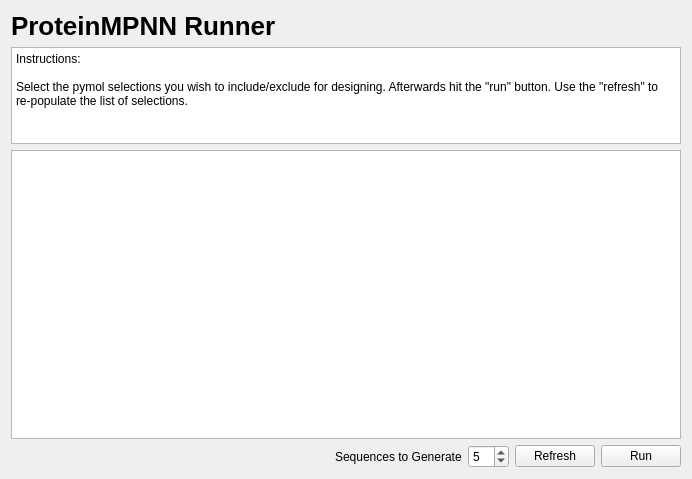
The window that cbr/mpnn/visual/MpnnRunner.ui (TUM-CBR/pymol-plugins) describes before a commit, drawn with Qt 5.
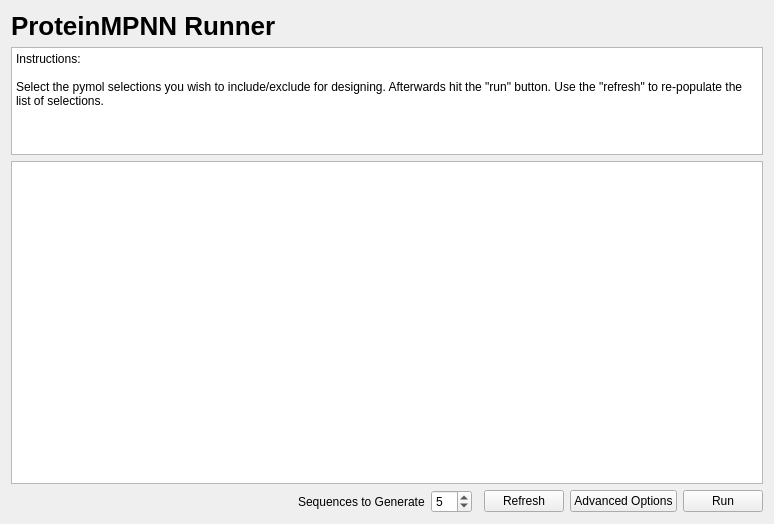
The same window after the commit.

Commit message: [ProteinMPNN] Add advanced options and ability to exclude residues.

Diff of the .ui file:
```diff
--- a/cbr/mpnn/visual/MpnnRunner.ui
+++ b/cbr/mpnn/visual/MpnnRunner.ui
@@ -6,37 +6,42 @@
    <rect>
     <x>0</x>
     <y>0</y>
-    <width>692</width>
-    <height>479</height>
+    <width>774</width>
+    <height>524</height>
    </rect>
   </property>
   <property name="windowTitle">
    <string>Form</string>
   </property>
-  <layout class="QGridLayout" name="gridLayout" rowstretch="0,1,3,0" rowminimumheight="0,0,0,0">
-   <item row="3" column="1">
+  <layout class="QGridLayout" name="gridLayout" rowstretch="0,1,3,0,0" rowminimumheight="0,0,0,0,0">
+   <item row="4" column="2">
+    <widget class="QSpinBox" name="numSequencesSpinBox">
+     <property name="minimum">
+      <number>1</number>
+     </property>
+     <property name="value">
+      <number>5</number>
+     </property>
+    </widget>
+   </item>
+   <item row="4" column="6">
+    <widget class="QPushButton" name="runButton">
+     <property name="text">
+      <string>Run</string>
+     </property>
+    </widget>
+   </item>
+   <item row="4" column="1">
     <widget class="QLabel" name="label_2">
      <property name="text">
       <string>Sequences to Generate</string>
      </property>
     </widget>
    </item>
-   <item row="2" column="0" colspan="5">
+   <item row="2" column="0" colspan="7">
     <widget class="QTableView" name="selectionsTable"/>
    </item>
-   <item row="1" column="0" colspan="5">
-    <widget class="QPlainTextEdit" name="plainTextEdit">
-     <property name="readOnly">
-      <bool>true</bool>
-     </property>
-     <property name="plainText">
-      <string>Instructions:
-
-Select the pymol selections you wish to include/exclude for designing. Afterwards hit the &quot;run&quot; button. Use the &quot;refresh&quot; to re-populate the list of selections.</string>
-     </property>
-    </widget>
-   </item>
-   <item row="3" column="0">
+   <item row="4" column="0">
     <spacer name="horizontalSpacer">
      <property name="orientation">
       <enum>Qt::Horizontal</enum>
@@ -60,30 +65,32 @@
      </property>
     </widget>
    </item>
-   <item row="3" column="2">
-    <widget class="QSpinBox" name="numSequencesSpinBox">
-     <property name="minimum">
-      <number>1</number>
+   <item row="1" column="0" colspan="7">
+    <widget class="QPlainTextEdit" name="plainTextEdit">
+     <property name="readOnly">
+      <bool>true</bool>
      </property>
-     <property name="value">
-      <number>5</number>
+     <property name="plainText">
+      <string>Instructions:
+
+Select the pymol selections you wish to include/exclude for designing. Afterwards hit the &quot;run&quot; button. Use the &quot;refresh&quot; to re-populate the list of selections.</string>
      </property>
     </widget>
    </item>
-   <item row="3" column="4">
-    <widget class="QPushButton" name="runButton">
-     <property name="text">
-      <string>Run</string>
-     </property>
-    </widget>
-   </item>
-   <item row="3" column="3">
+   <item row="4" column="4">
     <widget class="QPushButton" name="refreshButton">
      <property name="text">
       <string>Refresh</string>
      </property>
     </widget>
    </item>
+   <item row="4" column="5">
+    <widget class="QPushButton" name="advancedOptionsButton">
+     <property name="text">
+      <string>Advanced Options</string>
+     </property>
+    </widget>
+   </item>
   </layout>
  </widget>
  <resources/>
```
The commit also changes 13 other files.
